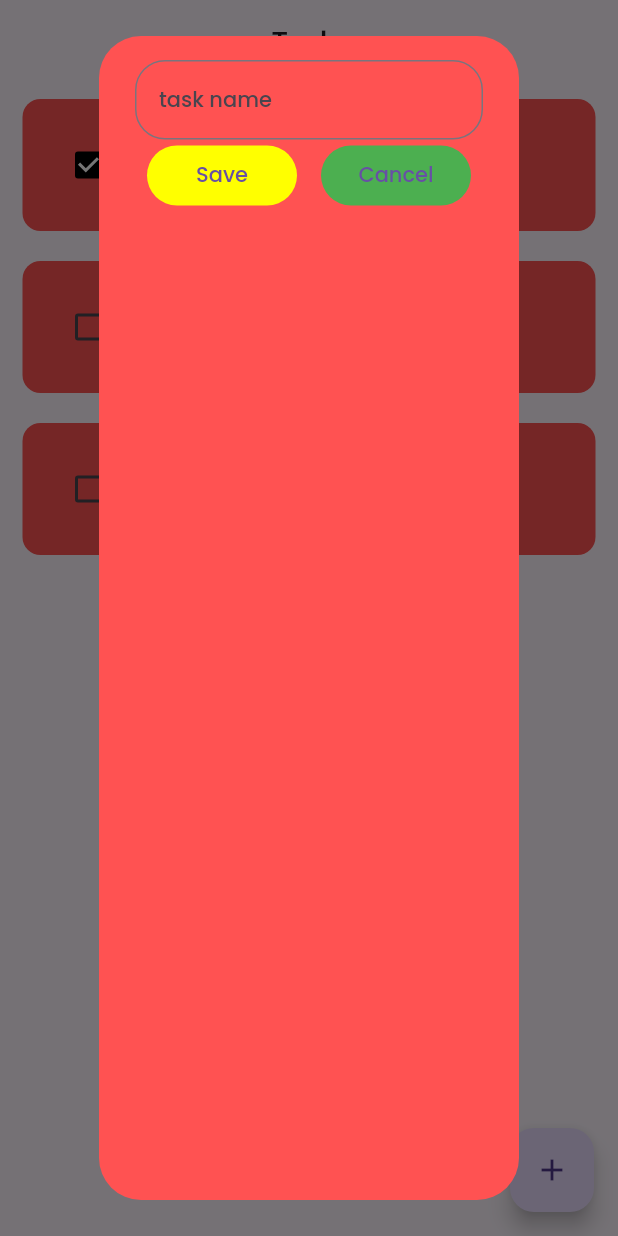
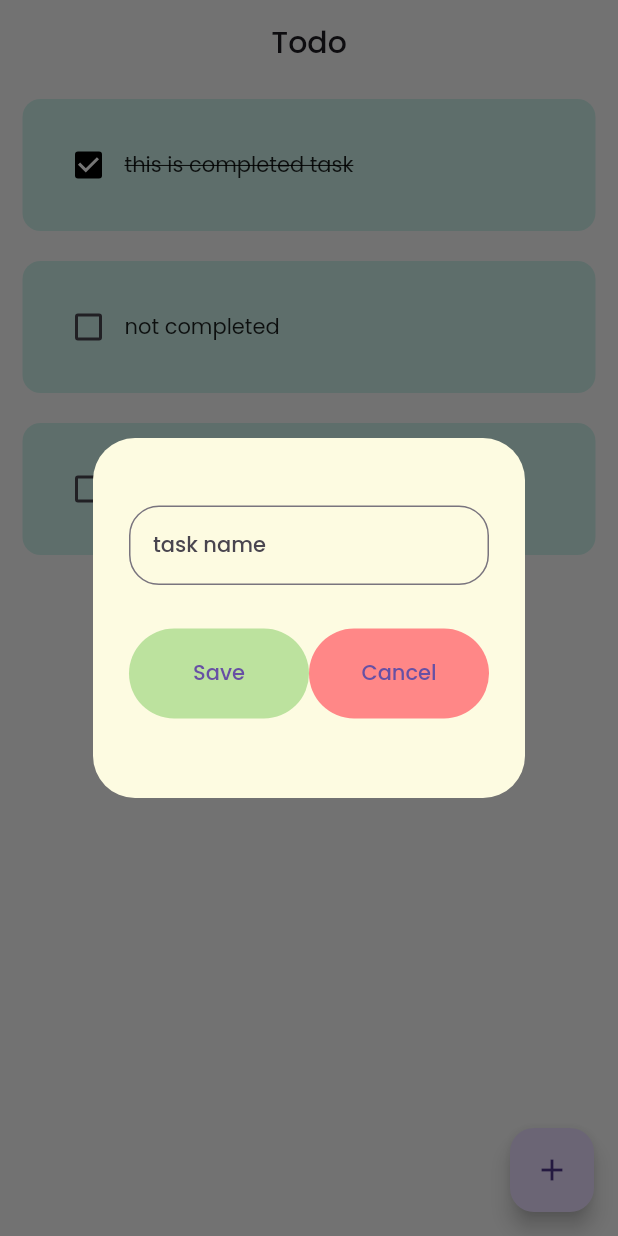
Before and after one commit to isnik09/ToDo-App, a Flutter app: the screen it shows after launch, after a tap on the "add" icon, on a phone screen of 412 x 824 dp. Run offline on Flutter 3.47's test engine with Material 2 defaults, Android fonts, the phone set to English and light mode, and no system bars; drawn by our look-alikes of flutter_slidable; our stand-ins replace google_fonts, hive, hive_flutter; accounts and stored records are empty.

```diff
--- a/lib/components/dialog_box.dart
+++ b/lib/components/dialog_box.dart
@@ -1,6 +1,6 @@
 import 'package:flutter/material.dart';
 import 'package:todo_app/components/my_custom_button.dart';
-import 'package:todo_app/data/database.dart';
+import 'package:todo_app/utils/colors.dart';
 
 class DialogBox extends StatelessWidget {
   final textController;
@@ -16,8 +16,12 @@ class DialogBox extends StatelessWidget {
   @override
   Widget build(BuildContext context) {
     return AlertDialog(
-      backgroundColor: Colors.redAccent,
-      content: Column(
+      backgroundColor: AppColors().yellow,
+      content: Container(
+        height: 200,
+        width: double.infinity,
+        child: Column(
+          mainAxisAlignment: MainAxisAlignment.spaceEvenly,
           children: [
             TextField(
               controller: textController,
@@ -35,18 +39,19 @@ class DialogBox extends StatelessWidget {
                 CustomButton(
                   buttonName: "Save",
                   // textColor: Colors.red,
-                buttonColor: Colors.yellowAccent,
+                  buttonColor: AppColors().green,
                   onPressed: onSave,
                 ),
                 CustomButton(
                     buttonName: "Cancel",
                     onPressed: onCancel,
-                  buttonColor: Colors.green),
+                    buttonColor: AppColors().red),
               ],
             ),
             // Cancel button
           ],
         ),
+      ),
     );
   }
 }
--- a/lib/components/my_custom_button.dart
+++ b/lib/components/my_custom_button.dart
@@ -4,7 +4,7 @@ class CustomButton extends StatelessWidget {
   final String buttonName;
   VoidCallback onPressed;
   Color buttonColor;
-  Color? textColor = Colors.white;
+  Color? textColor = Color.fromARGB(255, 0, 0, 0);
   CustomButton(
       {super.key,
       required this.buttonName,
@@ -15,7 +15,8 @@ class CustomButton extends StatelessWidget {
   @override
   Widget build(BuildContext context) {
     return SizedBox(
-      width: 100,
+      width: 120,
+      height: 60,
       child: ElevatedButton(
         style: ElevatedButton.styleFrom(
           elevation: 0,
--- a/lib/components/todo_tile.dart
+++ b/lib/components/todo_tile.dart
@@ -1,6 +1,7 @@
 import 'package:flutter/material.dart';
 
 import 'package:flutter_slidable/flutter_slidable.dart';
+import 'package:todo_app/utils/colors.dart';
 
 class ToDoTile extends StatelessWidget {
   final String taskName;
@@ -19,13 +20,13 @@ class ToDoTile extends StatelessWidget {
   @override
   Widget build(BuildContext context) {
     return Padding(
-      padding: const EdgeInsets.symmetric(horizontal: 15.0, vertical: 10),
+      padding: EdgeInsets.symmetric(horizontal: 15.0, vertical: 10),
       child: Slidable(
         endActionPane: ActionPane(
-          motion: const ScrollMotion(),
+          motion: ScrollMotion(),
           children: [
             SlidableAction(
-              backgroundColor: Colors.red,
+              backgroundColor: AppColors().red,
               borderRadius: BorderRadius.circular(18),
               onPressed: deleteFunction,
               icon: Icons.delete_forever,
@@ -33,9 +34,10 @@ class ToDoTile extends StatelessWidget {
           ],
         ),
         child: Container(
-          padding: const EdgeInsets.all(20),
+          padding: EdgeInsets.all(20),
           decoration: BoxDecoration(
-              borderRadius: BorderRadius.circular(12), color: Colors.redAccent),
+              borderRadius: BorderRadius.circular(12),
+              color: AppColors().tileColor),
           child: Row(
             children: [
               // Check box
--- a/lib/main.dart
+++ b/lib/main.dart
@@ -3,30 +3,29 @@ import 'package:flutter/services.dart';
 import 'package:google_fonts/google_fonts.dart';
 import 'package:hive_flutter/hive_flutter.dart';
 import 'package:todo_app/screens/home_screen.dart';
+import 'package:todo_app/utils/colors.dart';
 
 void main() async {
   await Hive.initFlutter();
   var box = await Hive.openBox("myBox");
-  runApp(const MyApp());
+  runApp(MyApp());
 }
 
 class MyApp extends StatelessWidget {
-  const MyApp({super.key});
+  MyApp({super.key});
   @override
   Widget build(BuildContext context) {
     // FOR TRANSPARENT DEFAULT NAVIGATION BAR
     SystemChrome.setEnabledSystemUIMode(SystemUiMode.edgeToEdge);
     SystemChrome.setSystemUIOverlayStyle(
       SystemUiOverlayStyle.light.copyWith(
-        systemNavigationBarColor: const Color(0x00000000),
+        systemNavigationBarColor: Color(0x00000000),
       ),
     );
 
     return MaterialApp(
       title: 'Flutter Demo',
       theme: ThemeData(
-        primarySwatch: Colors.cyan,
-        primaryColor: Colors.pink,
         textTheme: GoogleFonts.poppinsTextTheme(
           Theme.of(context).textTheme,
         ),
--- a/lib/screens/home_screen.dart
+++ b/lib/screens/home_screen.dart
@@ -3,9 +3,10 @@ import 'package:hive/hive.dart';
 import 'package:todo_app/components/dialog_box.dart';
 import 'package:todo_app/components/todo_tile.dart';
 import 'package:todo_app/data/database.dart';
+import 'package:todo_app/utils/colors.dart';
 
 class HomeScreen extends StatefulWidget {
-  const HomeScreen({super.key});
+  HomeScreen({super.key});
 
   @override
   State<HomeScreen> createState() => _HomeScreenState();
@@ -70,12 +71,14 @@ class _HomeScreenState extends State<HomeScreen> {
   @override
   Widget build(BuildContext context) {
     return Scaffold(
+      backgroundColor: AppColors().background,
       floatingActionButton: FloatingActionButton(
         onPressed: createNewTask,
-        child: const Icon(Icons.add),
+        child: Icon(Icons.add),
       ),
       appBar: AppBar(
-        title: const Center(child: Text("Todo")),
+        backgroundColor: AppColors().background,
+        title: Center(child: Text("Todo")),
       ),
       body: ListView.builder(
         itemCount: db.todoList.length,
--- /dev/null
+++ b/lib/utils/colors.dart
@@ -0,0 +1,10 @@
+import 'package:flutter/material.dart';
+
+class AppColors {
+  Color tileColor = const Color.fromARGB(255, 205, 240, 234);
+  Color background = const Color.fromARGB(255, 249, 249, 249);
+  Color red = const Color.fromARGB(255, 255, 135, 135);
+  Color green = const Color.fromARGB(255, 188, 226, 158);
+  Color button = const Color.fromARGB(255, 249, 249, 249);
+  Color yellow = const Color.fromARGB(255, 253, 251, 225);
+}
```
Lines whose indentation alone changed are shown as unchanged.
